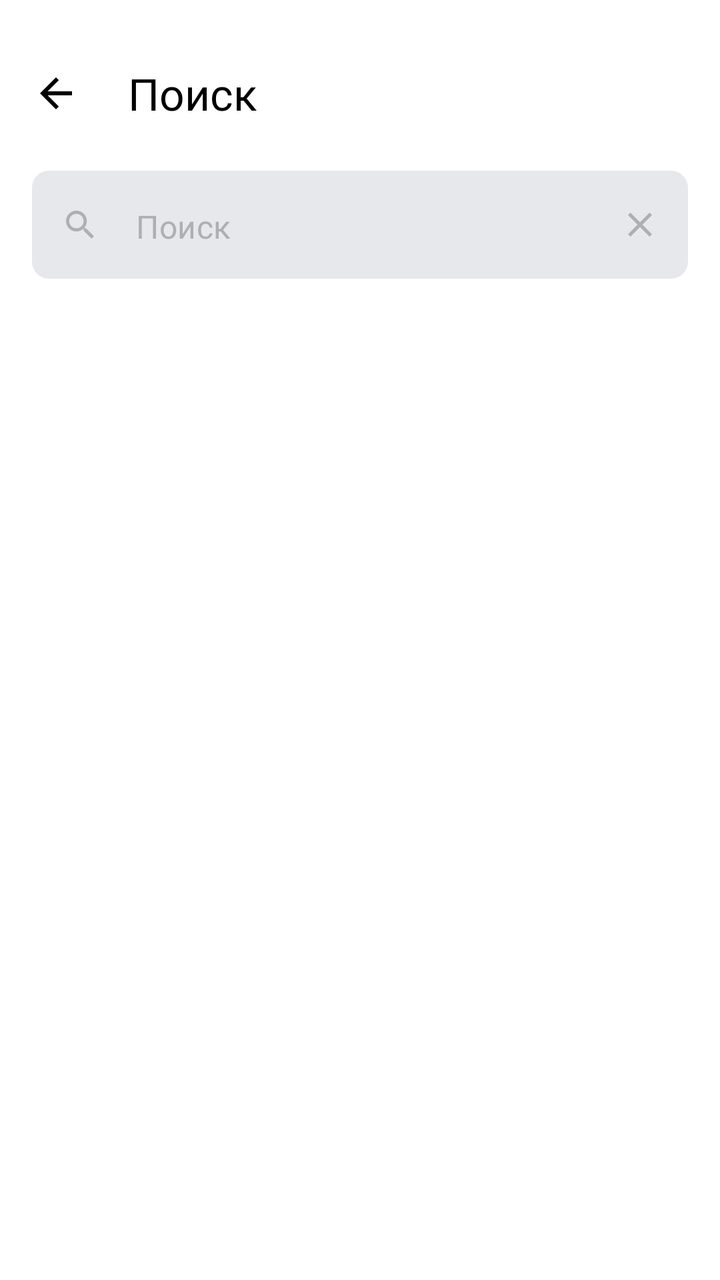
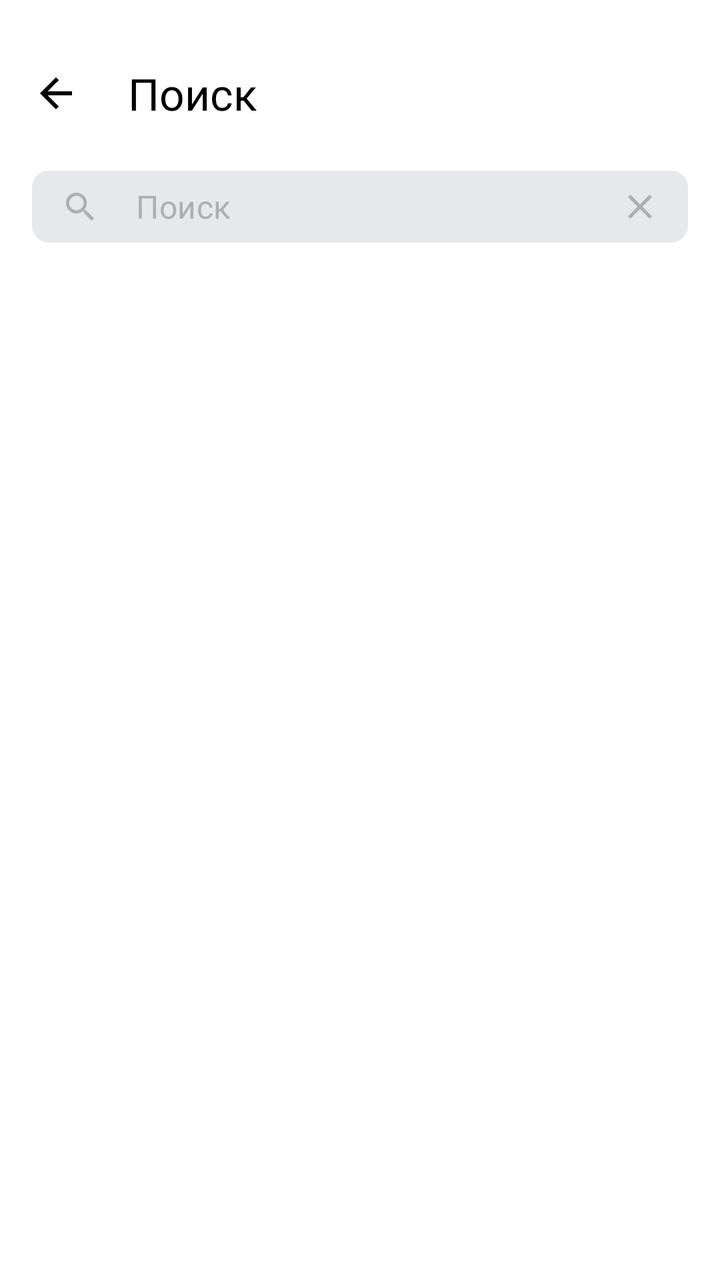

Screens rendered from an Android XML layout before and after an edit, with the pre-edit source and the edit as a unified diff.
<!-- AndroidManifest.xml: application theme Theme.MaterialComponents.DayNight.NoActionBar -->
<!-- res/layout/activity_search.xml -->
<?xml version="1.0" encoding="utf-8"?>
<LinearLayout xmlns:android="http://schemas.android.com/apk/res/android"
    xmlns:app="http://schemas.android.com/apk/res-auto"
    android:layout_width="match_parent"
    android:layout_height="match_parent"
    android:orientation="vertical"
    android:paddingLeft="16dp"
    android:paddingTop="22dp"
    android:paddingRight="16dp"
    android:paddingBottom="32dp"
    android:background="@color/settings_screen_background">

    <LinearLayout style="@style/LinearLayoutSettingsStyle">

        <ImageView
            android:id="@+id/search_back"
            style="@style/IconSettingsStyle"
            app:tint="@color/settings_text_color"
            android:layout_marginStart="0dp"
            android:layout_marginEnd="24dp"
            android:contentDescription="arrow"

            android:src="@drawable/ic_back_arrow_24" />

        <TextView
            android:id="@+id/search_edit"
            android:layout_width="wrap_content"
            android:layout_height="wrap_content"
            android:text="@string/search"
            style="@style/TextTitleStyle"
            android:textColor="@color/settings_text_color"/>

    </LinearLayout>



        <com.google.android.material.textfield.TextInputLayout
            android:id="@+id/search_layout"
            android:layout_width="match_parent"
            android:layout_height="wrap_content"
            android:layout_marginTop="4dp"
            style="@style/Widget.MaterialComponents.TextInputLayout.OutlinedBox"
            app:boxCornerRadiusTopStart="8dp"
            app:boxCornerRadiusTopEnd="8dp"
            app:boxCornerRadiusBottomStart="8dp"
            app:boxCornerRadiusBottomEnd="8dp"
            app:startIconDrawable="@drawable/ic_search_24"
            app:startIconTint="@color/search_icons_color"
            app:endIconMode="custom"
            app:endIconDrawable="@drawable/ic_clear_16"
            app:endIconTint="@color/search_icons_color"
            app:hintEnabled="false">

            <com.google.android.material.textfield.TextInputEditText
                android:id="@+id/et_search"
                style="@style/TextSearchStyle"
                android:layout_width="match_parent"
                android:layout_height="54dp"
                android:hint="@string/search_hint"
                android:textColorHint="@color/search_icons_color"
                android:imeOptions="actionSearch"
                android:inputType="text"
                android:maxLines="1"
                android:background="@drawable/bg_search_field" />

        </com.google.android.material.textfield.TextInputLayout>



</LinearLayout>
<!-- resources referenced by this layout -->
<resources>
  <color name="search_icons_color">#AEAFB4</color>
  <color name="settings_screen_background">#FFFFFF</color>
  <color name="settings_text_color">#000000</color>
  <!-- drawable bg_search_field (drawable) -->
  <?xml version="1.0" encoding="utf-8"?>
  <shape xmlns:android="http://schemas.android.com/apk/res/android">
  
      
      <solid android:color="@color/gray_light" />
  
      
      <corners android:radius="8dp" />
  
      
      <stroke
          android:width="1dp"
          android:color="@color/gray_light" />
  
  </shape>
  <!-- drawable ic_back_arrow_24 (drawable) -->
  <vector xmlns:android="http://schemas.android.com/apk/res/android"
      android:width="24dp"
      android:height="24dp"
      android:viewportWidth="24"
      android:viewportHeight="24">
    <group>
      <clip-path
          android:pathData="M0,0h24v24h-24z"/>
      <path
          android:pathData="M20,11H7.83L13.42,5.41L12,4L4,12L12,20L13.41,18.59L7.83,13H20V11Z"
          android:fillColor="#1A1B22"/>
    </group>
  </vector>
  <!-- drawable ic_clear_16 (drawable) -->
  <vector xmlns:android="http://schemas.android.com/apk/res/android"
      android:width="16dp"
      android:height="16dp"
      android:viewportWidth="16"
      android:viewportHeight="16">
    <path
        android:pathData="M14,3.209L12.791,2L8,6.791L3.209,2L2,3.209L6.791,8L2,12.791L3.209,14L8,9.209L12.791,14L14,12.791L9.209,8L14,3.209Z"
        android:fillColor="#AEAFB4"/>
  </vector>
  <!-- drawable ic_search_24 (drawable) -->
  <vector xmlns:android="http://schemas.android.com/apk/res/android"
      android:width="14dp"
      android:height="14dp"
      android:viewportWidth="14"
      android:viewportHeight="14">
    <path
        android:pathData="M10.006,8.805H9.373L9.149,8.589C9.934,7.676 10.406,6.492 10.406,5.203C10.406,2.329 8.077,0 5.203,0C2.329,0 0,2.329 0,5.203C0,8.077 2.329,10.406 5.203,10.406C6.492,10.406 7.676,9.934 8.589,9.149L8.805,9.373V10.006L12.807,14L14,12.807L10.006,8.805ZM5.203,8.805C3.21,8.805 1.601,7.196 1.601,5.203C1.601,3.21 3.21,1.601 5.203,1.601C7.196,1.601 8.805,3.21 8.805,5.203C8.805,7.196 7.196,8.805 5.203,8.805Z"
        android:fillColor="#AEAFB4"/>
  </vector>
  <string name="search">Поиск</string>
  <string name="search_hint">Поиск</string>
  <style name="IconSettingsStyle">
          <item name="android:layout_width">wrap_content</item>
          <item name="android:layout_height">wrap_content</item>
          <item name="android:layout_marginStart">16dp</item>
          <item name="android:scaleType">centerInside</item>
          <item name="android:tint">@color/settings_icons_color</item>
  
      </style>
  <style name="LinearLayoutSettingsStyle">
          <item name="android:layout_width">match_parent</item>
          <item name="android:layout_height">wrap_content</item>
          <item name="android:layout_marginTop">10dp</item>
          <item name="android:layout_marginBottom">20dp</item>
          <item name="android:gravity">center_vertical</item>
          <item name="android:orientation">horizontal</item>
      </style>
  <style name="TextSearchStyle" parent="TextSettingsStyle">
          <item name="android:textColor">@color/search_text_color</item>
      </style>
  <style name="TextTitleStyle">
          <item name="android:textSize">22sp</item>
          <item name="android:fontFamily">@font/ys_display_medium</item>
          <item name="android:textFontWeight">500</item>
          <item name="android:textAllCaps">false</item>
      </style>
  <color name="gray_light">#E6E8EB</color>
  <color name="settings_icons_color">#AEAFB4</color>
  <style name="TextSettingsStyle">
          <item name="android:layout_width">0dp</item>
          <item name="android:layout_height">wrap_content</item>
          <item name="android:layout_weight">1</item>
          <item name="android:textColor">@color/settings_text_color</item>
          <item name="android:fontFamily">@font/ys_display_regular</item>
          <item name="android:textFontWeight">400</item>
          <item name="android:textSize">16sp</item>
      </style>
  <color name="search_text_color">#000000</color>
</resources>

<!-- the commit's change to res/layout/activity_search.xml (unified diff, before → after) -->
@@ -8,7 +8,7 @@
     android:paddingTop="22dp"
     android:paddingRight="16dp"
     android:paddingBottom="32dp"
-    android:background="@color/settings_screen_background">
+    android:background="@color/search_screen_background">
 
     <LinearLayout style="@style/LinearLayoutSettingsStyle">
 
@@ -55,7 +55,10 @@
                 android:id="@+id/et_search"
                 style="@style/TextSearchStyle"
                 android:layout_width="match_parent"
-                android:layout_height="54dp"
+                android:layout_height="36dp"
+                android:gravity="center_vertical"
+                android:paddingTop="0dp"
+                android:paddingBottom="0dp"
                 android:hint="@string/search_hint"
                 android:textColorHint="@color/search_icons_color"
                 android:imeOptions="actionSearch"
<!-- resource entries referenced after the edit -->
@@ -1,7 +1,7 @@
 <!-- resources referenced by this layout -->
 <resources>
   <color name="search_icons_color">#AEAFB4</color>
-  <color name="settings_screen_background">#FFFFFF</color>
+  <color name="search_screen_background">#FFFFFF</color>
   <color name="settings_text_color">#000000</color>
   <!-- drawable bg_search_field (drawable) -->
   <?xml version="1.0" encoding="utf-8"?>
@@ -73,7 +73,7 @@
       </style>
   <style name="TextSearchStyle" parent="TextSettingsStyle">
           <item name="android:textColor">@color/search_text_color</item>
-      </style>
+          </style>
   <style name="TextTitleStyle">
           <item name="android:textSize">22sp</item>
           <item name="android:fontFamily">@font/ys_display_medium</item>
